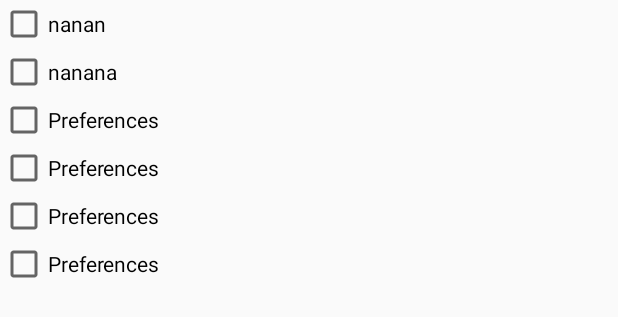
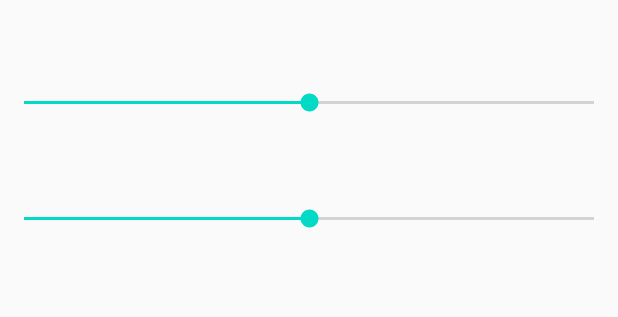
Before and after one commit to MorganLay/Dream-Team, an Android app: the layout fragment_preferences.xml on its own in the app's theme, with its tools: preview values and no code run, on a phone screen of 412 x 824 dp. Shown: the top 317 px of the screen. Run offline under Robolectric (Android 15) with nearby library versions, the phone set to English and light mode, and no system bars.

Commit message:
updated working v2, added sliders to preferences

```diff
--- a/app/src/main/AndroidManifest.xml
+++ b/app/src/main/AndroidManifest.xml
@@ -21,7 +21,7 @@
         android:roundIcon="@mipmap/ic_launcher_round"
         android:supportsRtl="true"
         android:theme="@style/AppTheme">
-        <activity android:name=".ui.welcome.WelcomePageActivity"></activity>
+        <activity android:name=".ui.welcome.WelcomePageActivi"></activity>
         <!--
              The API key for Google Maps-based APIs is defined as a string resource.
              (See the file "res/values/google_maps_api.xml").
--- a/app/src/main/res/layout/fragment_preferences.xml
+++ b/app/src/main/res/layout/fragment_preferences.xml
@@ -27,41 +27,31 @@
         android:orientation="vertical"
         tools:ignore="MissingConstraints">
 
-        <CheckBox
-            android:id="@+id/checkbox_id1"
+        <TextView
+            android:id="@+id/textViewslider"
+            android:layout_margin="20dp"
             android:layout_width="wrap_content"
-            android:layout_height="wrap_content"
-            android:text="nanan" />
+            android:layout_height="wrap_content"/>
 
-        <CheckBox
-            android:id="@+id/checkbox_id2"
+        <SeekBar
+            android:id="@+id/seekBar"
+            android:max="10"
+            android:progress="5"
+            android:layout_width="match_parent"
+            android:layout_height="wrap_content"/>
+
+        <TextView
+            android:id="@+id/textViewslider2"
+            android:layout_margin="20dp"
             android:layout_width="wrap_content"
-            android:layout_height="wrap_content"
-            android:text="nanana" />
+            android:layout_height="wrap_content"/>
 
-        <CheckBox
-            android:id="@+id/checkbox_id3"
-            android:layout_width="wrap_content"
-            android:layout_height="wrap_content"
-            android:text="@string/menu_preferences" />
-
-        <CheckBox
-            android:id="@+id/checkbox_id4"
-            android:layout_width="wrap_content"
-            android:layout_height="wrap_content"
-            android:text="@string/menu_preferences" />
-
-        <CheckBox
-            android:id="@+id/checkbox_id5"
-            android:layout_width="wrap_content"
-            android:layout_height="wrap_content"
-            android:text="@string/menu_preferences" />
-
-        <CheckBox
-            android:id="@+id/checkbox_id6"
-            android:layout_width="wrap_content"
-            android:layout_height="wrap_content"
-            android:text="@string/menu_preferences" />
+        <SeekBar
+            android:id="@+id/seekBar2"
+            android:max="10"
+            android:progress="5"
+            android:layout_width="match_parent"
+            android:layout_height="wrap_content"/>
 
         <FrameLayout
             android:id="@+id/pref_container"
```
Also changed, not shown: app/src/main/java/com/example/alphadrawer/ui/preferences/PreferencesFragment.java (+56 -0 lines).
